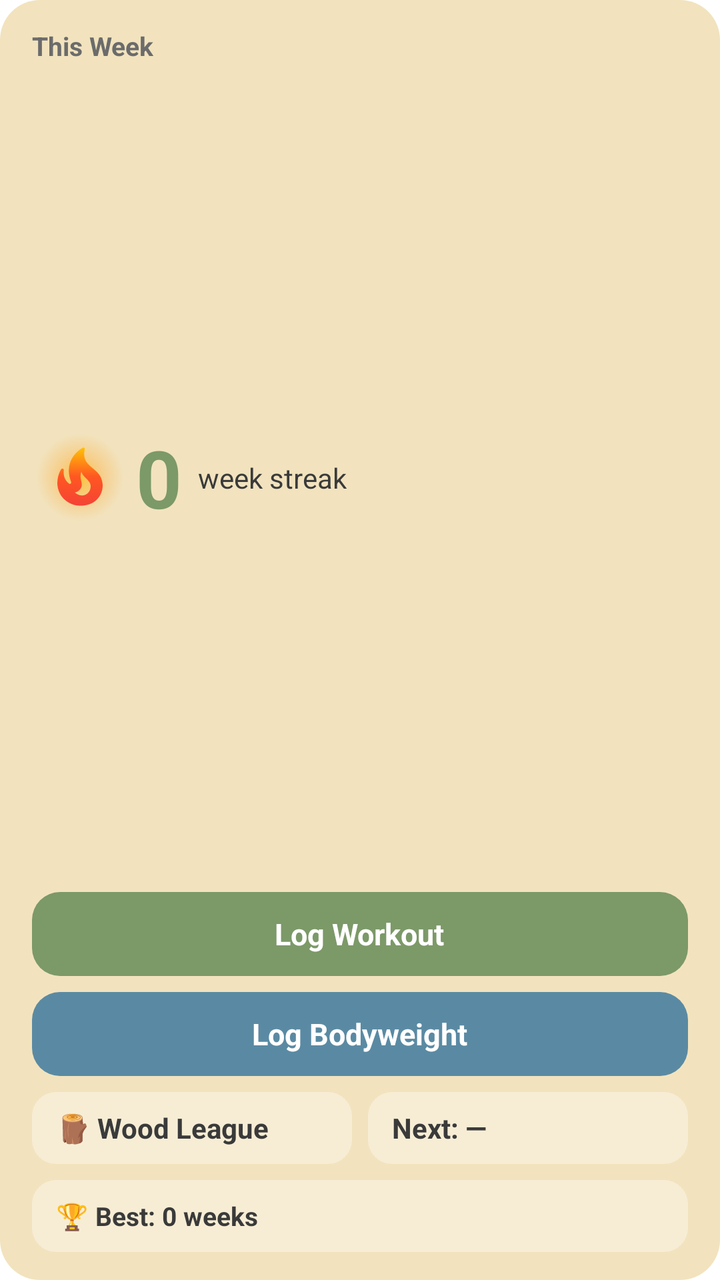
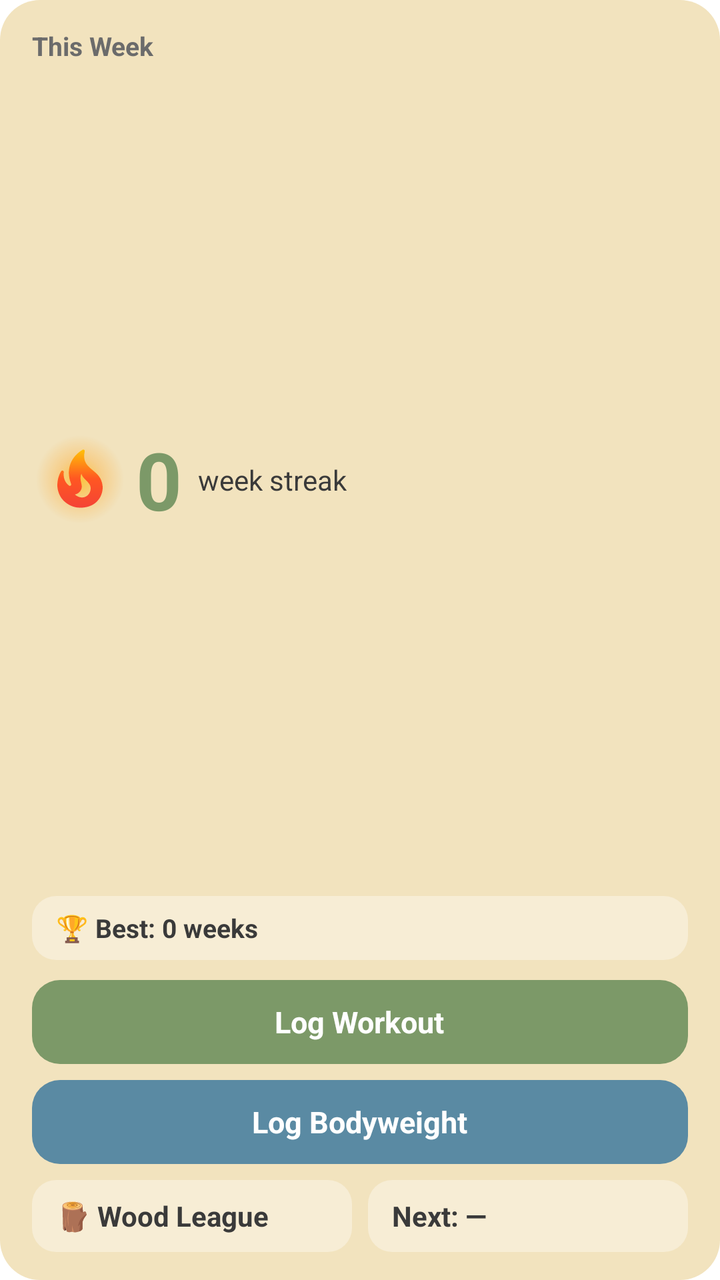

The first picture is an Android layout as it rendered before a commit; the second is the same layout after the commit. The layout source and the unified diff follow.
<!-- AndroidManifest.xml: fallback theme Theme.MaterialComponents.DayNight.NoActionBar -->
<!-- res/layout/widget_xlarge.xml -->
<?xml version="1.0" encoding="utf-8"?>
<FrameLayout xmlns:android="http://schemas.android.com/apk/res/android"
    android:id="@+id/widget_root"
    android:layout_width="match_parent"
    android:layout_height="match_parent">

    <ImageView
        android:id="@+id/bg_card"
        android:layout_width="match_parent"
        android:layout_height="match_parent"
        android:scaleType="fitXY"
        android:src="@drawable/widget_background"
        android:tint="@color/widget_background" />

    <LinearLayout
        android:layout_width="match_parent"
        android:layout_height="match_parent"
        android:orientation="vertical"
        android:paddingStart="16dp"
        android:paddingEnd="16dp"
        android:paddingTop="14dp"
        android:paddingBottom="14dp">

        <TextView
            android:id="@+id/header_text"
            android:layout_width="wrap_content"
            android:layout_height="wrap_content"
            android:text="This Week"
            android:textColor="@color/widget_text_muted"
            android:textSize="13sp"
            android:textStyle="bold" />

        <LinearLayout
            android:layout_width="match_parent"
            android:layout_height="0dp"
            android:layout_weight="1"
            android:orientation="horizontal"
            android:gravity="center_vertical">

            <FrameLayout
                android:layout_width="48dp"
                android:layout_height="48dp">

                <ImageView
                    android:id="@+id/fire_glow"
                    android:layout_width="match_parent"
                    android:layout_height="match_parent"
                    android:src="@drawable/widget_fire_glow" />

                <ImageView
                    android:id="@+id/fire_icon"
                    android:layout_width="34dp"
                    android:layout_height="34dp"
                    android:layout_gravity="center"
                    android:src="@drawable/ic_widget_fire_active" />
            </FrameLayout>

            <TextView
                android:id="@+id/streak_text"
                android:layout_width="wrap_content"
                android:layout_height="wrap_content"
                android:layout_marginStart="4dp"
                android:text="0"
                android:textColor="@color/widget_hero"
                android:textSize="40sp"
                android:textStyle="bold" />

            <TextView
                android:id="@+id/streak_label"
                android:layout_width="wrap_content"
                android:layout_height="wrap_content"
                android:layout_marginStart="8dp"
                android:text="week streak"
                android:textColor="@color/widget_text_dark"
                android:textSize="14sp" />
        </LinearLayout>

        <FrameLayout
            android:id="@+id/log_button"
            android:layout_width="match_parent"
            android:layout_height="42dp">

            <ImageView
                android:id="@+id/log_button_bg"
                android:layout_width="match_parent"
                android:layout_height="match_parent"
                android:scaleType="fitXY"
                android:src="@drawable/widget_button_bg"
                android:tint="@color/widget_hero" />

            <TextView
                android:id="@+id/log_button_text"
                android:layout_width="wrap_content"
                android:layout_height="wrap_content"
                android:layout_gravity="center"
                android:text="Log Workout"
                android:textColor="@color/widget_text_on_hero"
                android:textSize="15sp"
                android:textStyle="bold" />
        </FrameLayout>

        <FrameLayout
            android:id="@+id/bodyweight_button"
            android:layout_width="match_parent"
            android:layout_height="42dp"
            android:layout_marginTop="8dp">

            <ImageView
                android:id="@+id/bodyweight_button_bg"
                android:layout_width="match_parent"
                android:layout_height="match_parent"
                android:scaleType="fitXY"
                android:src="@drawable/widget_button_bg"
                android:tint="@color/widget_dashboard" />

            <TextView
                android:id="@+id/bodyweight_button_text"
                android:layout_width="wrap_content"
                android:layout_height="wrap_content"
                android:layout_gravity="center"
                android:text="Log Bodyweight"
                android:textColor="@color/widget_text_on_hero"
                android:textSize="15sp"
                android:textStyle="bold" />
        </FrameLayout>

        <LinearLayout
            android:layout_width="match_parent"
            android:layout_height="36dp"
            android:layout_marginTop="8dp"
            android:orientation="horizontal">

            <FrameLayout
                android:layout_width="0dp"
                android:layout_height="match_parent"
                android:layout_weight="1"
                android:layout_marginEnd="4dp">

                <ImageView
                    android:id="@+id/league_chip_bg"
                    android:layout_width="match_parent"
                    android:layout_height="match_parent"
                    android:scaleType="fitXY"
                    android:src="@drawable/widget_chip_bg"
                    android:tint="@color/widget_surface" />

                <TextView
                    android:id="@+id/league_text"
                    android:layout_width="match_parent"
                    android:layout_height="match_parent"
                    android:gravity="center_vertical"
                    android:paddingStart="12dp"
                    android:paddingEnd="12dp"
                    android:maxLines="1"
                    android:ellipsize="end"
                    android:autoSizeTextType="uniform"
                    android:autoSizeMinTextSize="10sp"
                    android:autoSizeMaxTextSize="14sp"
                    android:text="🪵 Wood League"
                    android:textColor="@color/widget_text_dark"
                    android:textSize="14sp"
                    android:textStyle="bold" />
            </FrameLayout>

            <FrameLayout
                android:layout_width="0dp"
                android:layout_height="match_parent"
                android:layout_weight="1"
                android:layout_marginStart="4dp">

                <ImageView
                    android:id="@+id/next_chip_bg"
                    android:layout_width="match_parent"
                    android:layout_height="match_parent"
                    android:scaleType="fitXY"
                    android:src="@drawable/widget_chip_bg"
                    android:tint="@color/widget_surface" />

                <TextView
                    android:id="@+id/next_workout_text"
                    android:layout_width="match_parent"
                    android:layout_height="match_parent"
                    android:gravity="center_vertical"
                    android:paddingStart="12dp"
                    android:paddingEnd="12dp"
                    android:maxLines="1"
                    android:ellipsize="end"
                    android:text="Next: —"
                    android:textColor="@color/widget_text_dark"
                    android:textSize="14sp"
                    android:textStyle="bold" />
            </FrameLayout>
        </LinearLayout>

        <FrameLayout
            android:layout_width="match_parent"
            android:layout_height="36dp"
            android:layout_marginTop="8dp">

            <ImageView
                android:id="@+id/best_chip_bg"
                android:layout_width="match_parent"
                android:layout_height="match_parent"
                android:scaleType="fitXY"
                android:src="@drawable/widget_chip_bg"
                android:tint="@color/widget_surface" />

            <LinearLayout
                android:layout_width="match_parent"
                android:layout_height="match_parent"
                android:orientation="horizontal"
                android:gravity="center_vertical"
                android:paddingStart="12dp"
                android:paddingEnd="12dp">

                <TextView
                    android:id="@+id/best_text"
                    android:layout_width="0dp"
                    android:layout_height="wrap_content"
                    android:layout_weight="1"
                    android:maxLines="1"
                    android:ellipsize="end"
                    android:text="🏆 Best: 0 weeks"
                    android:textColor="@color/widget_text_dark"
                    android:textSize="13sp"
                    android:textStyle="bold" />

                <TextView
                    android:id="@+id/best_ended_text"
                    android:layout_width="wrap_content"
                    android:layout_height="wrap_content"
                    android:layout_marginStart="8dp"
                    android:maxLines="1"
                    android:text=""
                    android:textColor="@color/widget_text_muted"
                    android:textSize="12sp" />
            </LinearLayout>
        </FrameLayout>
    </LinearLayout>
</FrameLayout>
<!-- resources referenced by this layout -->
<resources>
  <color name="widget_background">#FFF2E3BE</color>
  <color name="widget_dashboard">#FF5A8AA3</color>
  <color name="widget_hero">#FF7C9968</color>
  <color name="widget_surface">#FFF7EDD5</color>
  <color name="widget_text_dark">#FF3A3A3A</color>
  <color name="widget_text_muted">#FF6B6B6B</color>
  <color name="widget_text_on_hero">#FFFFFFFF</color>
  <!-- drawable ic_widget_fire_active (drawable) -->
  <?xml version="1.0" encoding="utf-8"?>
  <vector xmlns:android="http://schemas.android.com/apk/res/android"
      xmlns:aapt="http://schemas.android.com/aapt"
      android:width="24dp"
      android:height="24dp"
      android:viewportWidth="24"
      android:viewportHeight="24">
      <path android:pathData="M19.48,12.35c-1.57,-4.08 -7.16,-4.3 -5.81,-10.23c0.1,-0.44 -0.37,-0.78 -0.75,-0.55C9.29,3.71 6.68,8 8.87,13.62c0.18,0.46 -0.36,0.89 -0.75,0.59c-1.81,-1.37 -2,-3.34 -1.84,-4.75c0.06,-0.52 -0.62,-0.77 -0.91,-0.34C4.69,10.16 4,11.84 4,14.37c0.38,5.6 5.11,7.32 6.81,7.54c2.43,0.31 5.06,-0.14 6.95,-1.87C19.84,18.11 20.6,15.03 19.48,12.35zM10.2,17.38c1.44,-0.35 2.18,-1.39 2.38,-2.31c0.33,-1.43 -0.96,-2.83 -0.09,-5.09c0.33,1.87 3.27,3.04 3.27,5.08C15.84,17.59 13.1,19.76 10.2,17.38z">
          <aapt:attr name="android:fillColor">
              <gradient
                  android:type="linear"
                  android:startX="12"
                  android:startY="22"
                  android:endX="12"
                  android:endY="1.5">
                  <item android:offset="0" android:color="#FFF44336" />
                  <item android:offset="0.5" android:color="#FFFF5722" />
                  <item android:offset="1" android:color="#FFFFC107" />
              </gradient>
          </aapt:attr>
      </path>
  </vector>
  <!-- drawable widget_background (drawable) -->
  <?xml version="1.0" encoding="utf-8"?>
  <shape xmlns:android="http://schemas.android.com/apk/res/android" android:shape="rectangle">
      <solid android:color="#FFFFFFFF" />
      <corners android:radius="20dp" />
  </shape>
  <!-- drawable widget_button_bg (drawable) -->
  <?xml version="1.0" encoding="utf-8"?>
  <shape xmlns:android="http://schemas.android.com/apk/res/android" android:shape="rectangle">
      <solid android:color="#FFFFFFFF" />
      <corners android:radius="14dp" />
  </shape>
  <!-- drawable widget_chip_bg (drawable) -->
  <?xml version="1.0" encoding="utf-8"?>
  <shape xmlns:android="http://schemas.android.com/apk/res/android" android:shape="rectangle">
      <solid android:color="#FFFFFFFF" />
      <corners android:radius="12dp" />
  </shape>
  <!-- drawable widget_fire_glow (drawable) -->
  <?xml version="1.0" encoding="utf-8"?>
  <shape xmlns:android="http://schemas.android.com/apk/res/android" android:shape="oval">
      <gradient
          android:type="radial"
          android:gradientRadius="22dp"
          android:centerColor="#55FFA726"
          android:startColor="#AAFFB300"
          android:endColor="#00FF6D00" />
  </shape>
</resources>

<!-- the commit's change to res/layout/widget_xlarge.xml (unified diff, before → after) -->
@@ -74,6 +74,51 @@
                 android:textColor="@color/widget_text_dark"
                 android:textSize="14sp" />
         </LinearLayout>
+
+        <FrameLayout
+            android:layout_width="match_parent"
+            android:layout_height="32dp"
+            android:layout_marginBottom="10dp">
+
+            <ImageView
+                android:id="@+id/best_chip_bg"
+                android:layout_width="match_parent"
+                android:layout_height="match_parent"
+                android:scaleType="fitXY"
+                android:src="@drawable/widget_chip_bg"
+                android:tint="@color/widget_surface" />
+
+            <LinearLayout
+                android:layout_width="match_parent"
+                android:layout_height="match_parent"
+                android:orientation="horizontal"
+                android:gravity="center_vertical"
+                android:paddingStart="12dp"
+                android:paddingEnd="12dp">
+
+                <TextView
+                    android:id="@+id/best_text"
+                    android:layout_width="0dp"
+                    android:layout_height="wrap_content"
+                    android:layout_weight="1"
+                    android:maxLines="1"
+                    android:ellipsize="end"
+                    android:text="🏆 Best: 0 weeks"
+                    android:textColor="@color/widget_text_dark"
+                    android:textSize="13sp"
+                    android:textStyle="bold" />
+
+                <TextView
+                    android:id="@+id/best_ended_text"
+                    android:layout_width="wrap_content"
+                    android:layout_height="wrap_content"
+                    android:layout_marginStart="8dp"
+                    android:maxLines="1"
+                    android:text=""
+                    android:textColor="@color/widget_text_muted"
+                    android:textSize="12sp" />
+            </LinearLayout>
+        </FrameLayout>
 
         <FrameLayout
             android:id="@+id/log_button"
@@ -191,50 +236,5 @@
                     android:textStyle="bold" />
             </FrameLayout>
         </LinearLayout>
-
-        <FrameLayout
-            android:layout_width="match_parent"
-            android:layout_height="36dp"
-            android:layout_marginTop="8dp">
-
-            <ImageView
-                android:id="@+id/best_chip_bg"
-                android:layout_width="match_parent"
-                android:layout_height="match_parent"
-                android:scaleType="fitXY"
-                android:src="@drawable/widget_chip_bg"
-                android:tint="@color/widget_surface" />
-
-            <LinearLayout
-                android:layout_width="match_parent"
-                android:layout_height="match_parent"
-                android:orientation="horizontal"
-                android:gravity="center_vertical"
-                android:paddingStart="12dp"
-                android:paddingEnd="12dp">
-
-                <TextView
-                    android:id="@+id/best_text"
-                    android:layout_width="0dp"
-                    android:layout_height="wrap_content"
-                    android:layout_weight="1"
-                    android:maxLines="1"
-                    android:ellipsize="end"
-                    android:text="🏆 Best: 0 weeks"
-                    android:textColor="@color/widget_text_dark"
-                    android:textSize="13sp"
-                    android:textStyle="bold" />
-
-                <TextView
-                    android:id="@+id/best_ended_text"
-                    android:layout_width="wrap_content"
-                    android:layout_height="wrap_content"
-                    android:layout_marginStart="8dp"
-                    android:maxLines="1"
-                    android:text=""
-                    android:textColor="@color/widget_text_muted"
-                    android:textSize="12sp" />
-            </LinearLayout>
-        </FrameLayout>
     </LinearLayout>
 </FrameLayout>
